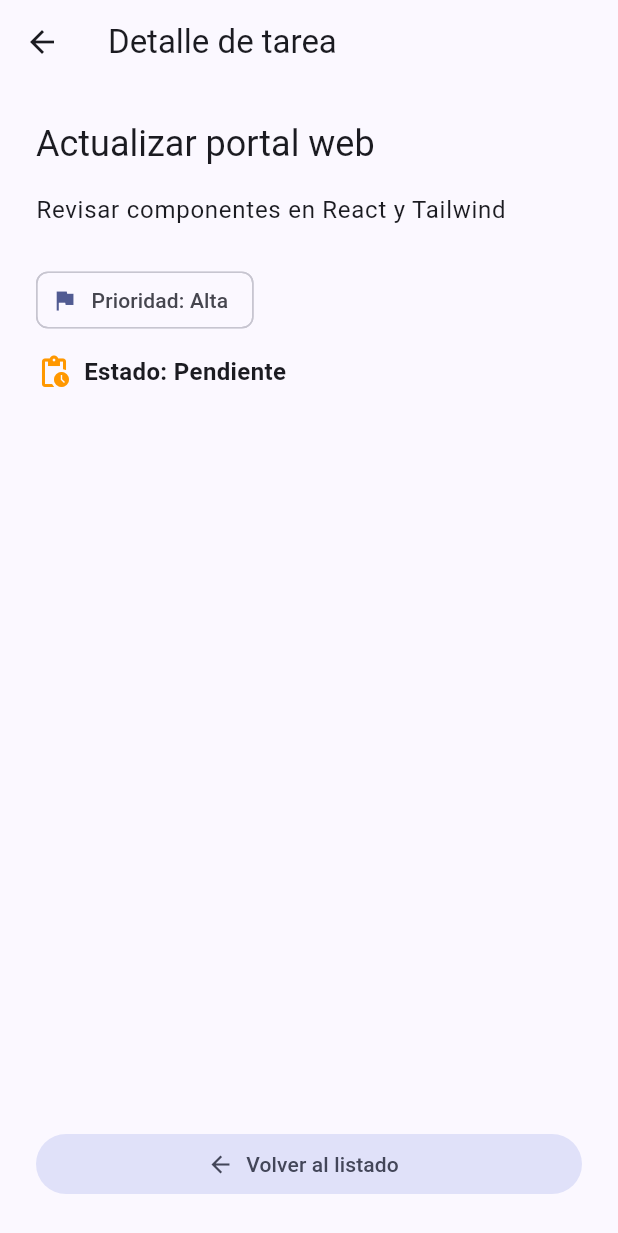
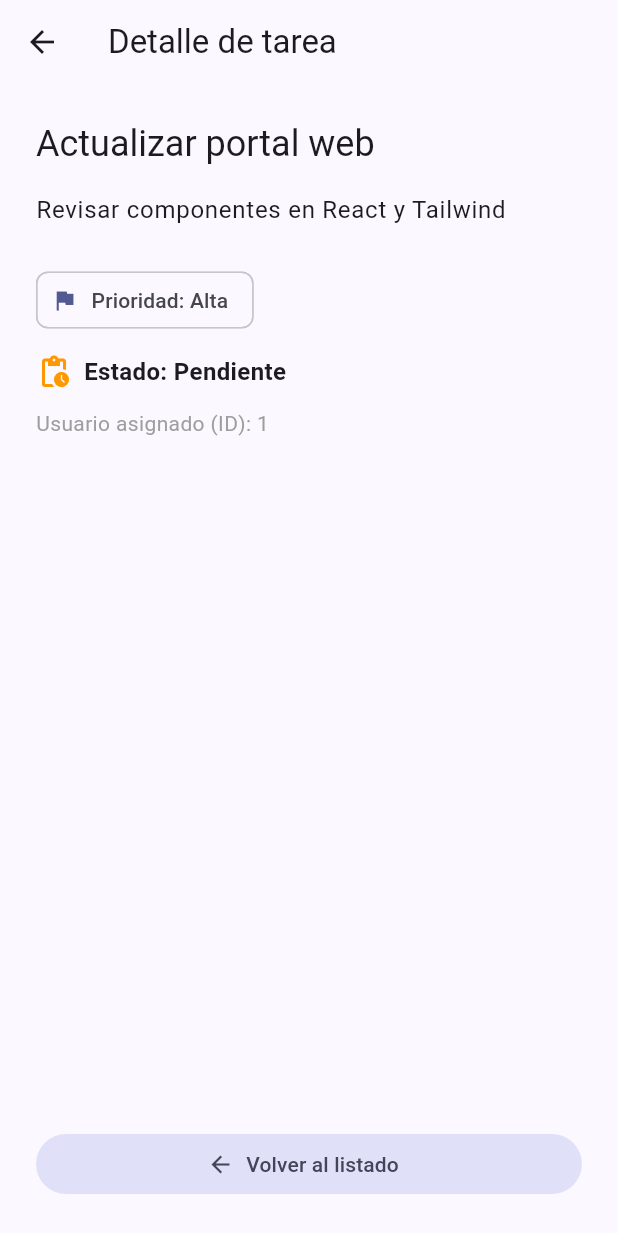
Before and after one commit to ItsSteven244/taskflow, a Flutter app: the screen it shows after launch, after a tap on "Actualizar portal web", on a phone screen of 412 x 824 dp. Shown: the top 1233 px of the screen. Run offline on Flutter 3.47's test engine with Material 3 defaults, Android fonts, the phone set to English and light mode, and no system bars; our stand-ins replace go_router.

Commit message:
docs: Semana 3 Sesion 5: definir alcance y modelo de TaskFlow

```diff
--- a/lib/main.dart
+++ b/lib/main.dart
@@ -1,67 +1,21 @@
 import 'package:flutter/material.dart';
 import 'package:go_router/go_router.dart';
 
-//  CONFIGURACIÓN DE RUTAS
-final appRouter = GoRouter(
-  routes: [
-    GoRoute(path: '/', builder: (context, state) => const TaskListScreen()),
-    GoRoute(
-      path: '/task/:id',
-      builder: (context, state) {
-        // Extrae el ID de la URL y lo convierte a número
-        final taskId = int.parse(state.pathParameters['id']!);
-        return TaskDetailScreen(taskId: taskId);
-      },
-    ),
-  ],
-);
+import 'task.dart'; // Importar el modelo desde el nuevo archivo
 
 void main() {
   runApp(const TaskFlowApp());
 }
 
-class TaskFlowApp extends StatelessWidget {
-  const TaskFlowApp({super.key});
-
-  @override
-  Widget build(BuildContext context) {
-    // Se cambia MaterialApp por MaterialApp.router
-    return MaterialApp.router(
-      debugShowCheckedModeBanner: false,
-      title: 'TaskFlow',
-      theme: ThemeData(
-        colorScheme: ColorScheme.fromSeed(seedColor: Colors.indigo),
-        useMaterial3: true,
-      ),
-      routerConfig: appRouter,
-    );
-  }
-}
-
-// MODELO Y DATOS
-class Task {
-  const Task({
-    required this.id,
-    required this.title,
-    required this.description,
-    required this.priority,
-    required this.isCompleted,
-  });
-
-  final int id;
-  final String title;
-  final String description;
-  final String priority;
-  final bool isCompleted;
-}
-
-const demoTasks = [
+// 1. Tareas personalizadas con userId
+const demoTasks = <Task>[
   Task(
     id: 1,
     title: 'Actualizar portal web',
     description: 'Revisar componentes en React y Tailwind',
     priority: 'Alta',
     isCompleted: false,
+    userId: 1,
   ),
   Task(
     id: 2,
@@ -69,6 +23,7 @@ const demoTasks = [
     description: 'Implementar ListView.builder y TaskCard',
     priority: 'Alta',
     isCompleted: false,
+    userId: 1,
   ),
   Task(
     id: 3,
@@ -76,6 +31,7 @@ const demoTasks = [
     description: 'Revisar fracciones y operaciones combinadas',
     priority: 'Media',
     isCompleted: false,
+    userId: 1,
   ),
   Task(
     id: 4,
@@ -83,6 +39,7 @@ const demoTasks = [
     description: 'Respaldar contenedores Docker en WSL2',
     priority: 'Media',
     isCompleted: true,
+    userId: 1,
   ),
   Task(
     id: 5,
@@ -90,34 +47,50 @@ const demoTasks = [
     description: 'Comparar especificaciones de mouse gaming',
     priority: 'Baja',
     isCompleted: true,
+    userId: 1,
   ),
 ];
 
-// TARJETA REUTILIZABLE
-class TaskCard extends StatelessWidget {
-  const TaskCard({super.key, required this.task, this.onTap});
+// Función para buscar una tarea por ID
+Task? findTask(int? id) {
+  for (final task in demoTasks) {
+    if (task.id == id) return task;
+  }
+  return null;
+}
 
-  final Task task;
-  final VoidCallback? onTap; // Parámetro para recibir la acción de toque
+// 2. Configuración de Rutas
+final appRouter = GoRouter(
+  routes: [
+    GoRoute(path: '/', builder: (context, state) => const TaskListScreen()),
+    GoRoute(
+      path: '/task/:id',
+      builder: (context, state) {
+        final id = int.tryParse(state.pathParameters['id'] ?? '');
+        return TaskDetailScreen(task: findTask(id));
+      },
+    ),
+  ],
+);
+
+class TaskFlowApp extends StatelessWidget {
+  const TaskFlowApp({super.key});
 
   @override
   Widget build(BuildContext context) {
-    return Card(
-      child: ListTile(
-        onTap: onTap, // Activa la interacción
-        leading: Icon(
-          task.isCompleted ? Icons.check_circle : Icons.radio_button_unchecked,
-          color: task.isCompleted ? Colors.green : null,
+    return MaterialApp.router(
+      debugShowCheckedModeBanner: false,
+      title: 'TaskFlow',
+      theme: ThemeData(
+        colorScheme: ColorScheme.fromSeed(seedColor: Colors.indigo),
+        useMaterial3: true, // Mantener diseño actualizado
       ),
-        title: Text(task.title),
-        subtitle: Text('${task.priority} · ${task.description}'),
-        trailing: const Icon(Icons.chevron_right),
-      ),
+      routerConfig: appRouter,
     );
   }
 }
 
-// PANTALLA 1: LISTADO
+// 3. Pantalla de Listado
 class TaskListScreen extends StatelessWidget {
   const TaskListScreen({super.key});
 
@@ -130,10 +103,21 @@ class TaskListScreen extends StatelessWidget {
         itemCount: demoTasks.length,
         itemBuilder: (context, index) {
           final task = demoTasks[index];
-          return TaskCard(
-            task: task,
-            // Al tocar, navega a la ruta dinámica de la tarea
+          return Card(
+            child: ListTile(
+              leading: Icon(
+                task.isCompleted
+                    ? Icons.check_circle
+                    : Icons.radio_button_unchecked,
+                color: task.isCompleted
+                    ? Colors.green
+                    : null, // Mantenemos el color
+              ),
+              title: Text(task.title),
+              subtitle: Text('Prioridad: ${task.priority}'),
+              trailing: const Icon(Icons.chevron_right),
               onTap: () => context.push('/task/${task.id}'),
+            ),
           );
         },
       ),
@@ -141,45 +125,54 @@ class TaskListScreen extends StatelessWidget {
   }
 }
 
-//  PANTALLA 2: DETALLE
+// 4. Pantalla de Detalle
 class TaskDetailScreen extends StatelessWidget {
-  const TaskDetailScreen({super.key, required this.taskId});
+  const TaskDetailScreen({super.key, required this.task});
 
-  final int taskId;
+  final Task? task;
 
   @override
   Widget build(BuildContext context) {
-    // Busca la tarea específica usando el ID recibido
-    final task = demoTasks.firstWhere((item) => item.id == taskId);
-
+    final selected = task;
     return Scaffold(
       appBar: AppBar(title: const Text('Detalle de tarea')),
       body: Padding(
         padding: const EdgeInsets.all(24),
-        child: Column(
+        child: selected == null
+            ? const Text('No se encontró esta tarea.')
+            : Column(
                 crossAxisAlignment: CrossAxisAlignment.start,
                 children: [
-            Text(task.title, style: Theme.of(context).textTheme.headlineSmall),
+                  Text(
+                    selected.title,
+                    style: Theme.of(context).textTheme.headlineSmall,
+                  ),
                   const SizedBox(height: 16),
                   Text(
-              task.description,
+                    selected.description,
                     style: Theme.of(context).textTheme.bodyLarge,
                   ),
                   const SizedBox(height: 24),
                   Chip(
-              label: Text('Prioridad: ${task.priority}'),
+                    label: Text('Prioridad: ${selected.priority}'),
                     avatar: const Icon(Icons.flag, size: 18),
                   ),
                   const SizedBox(height: 12),
                   Row(
                     children: [
                       Icon(
-                  task.isCompleted ? Icons.check_circle : Icons.pending_actions,
-                  color: task.isCompleted ? Colors.green : Colors.orange,
+                        selected.isCompleted
+                            ? Icons.check_circle
+                            : Icons.pending_actions,
+                        color: selected.isCompleted
+                            ? Colors.green
+                            : Colors.orange,
                       ),
                       const SizedBox(width: 8),
                       Text(
-                  task.isCompleted ? 'Estado: Completada' : 'Estado: Pendiente',
+                        selected.isCompleted
+                            ? 'Estado: Completada'
+                            : 'Estado: Pendiente',
                         style: const TextStyle(
                           fontWeight: FontWeight.w600,
                           fontSize: 16,
@@ -187,11 +180,16 @@ class TaskDetailScreen extends StatelessWidget {
                       ),
                     ],
                   ),
+                  const SizedBox(height: 12),
+                  Text(
+                    'Usuario asignado (ID): ${selected.userId}',
+                    style: const TextStyle(color: Colors.grey),
+                  ),
                   const Spacer(),
                   SizedBox(
                     width: double.infinity,
                     child: FilledButton.tonalIcon(
-                onPressed: () => context.pop(), // Acción para regresar
+                      onPressed: () => context.pop(),
                       icon: const Icon(Icons.arrow_back),
                       label: const Text('Volver al listado'),
                     ),
--- /dev/null
+++ b/lib/task.dart
@@ -0,0 +1,28 @@
+class Task {
+  const Task({
+    required this.id,
+    required this.title,
+    required this.description,
+    required this.priority,
+    required this.isCompleted,
+    required this.userId,
+  });
+
+  final int id;
+  final String title;
+  final String description;
+  final String priority;
+  final bool isCompleted;
+  final int userId;
+
+  factory Task.fromJson(Map<String, dynamic> json) {
+    return Task(
+      id: json['id'] as int,
+      title: json['title'] as String,
+      description: json['description'] as String,
+      priority: json['priority'] as String,
+      isCompleted: json['isCompleted'] as bool,
+      userId: json['userId'] as int,
+    );
+  }
+}
```
Also changed, not shown: 1 other file. Lines whose indentation alone changed are shown as unchanged.
